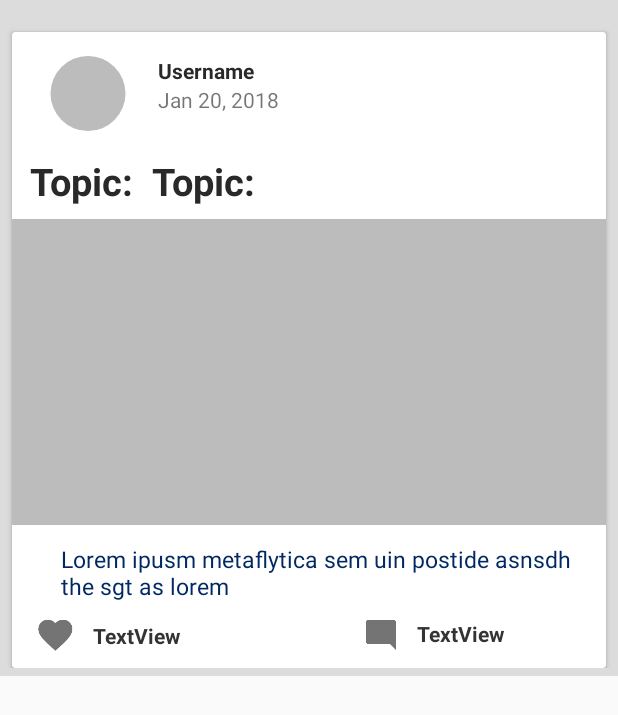
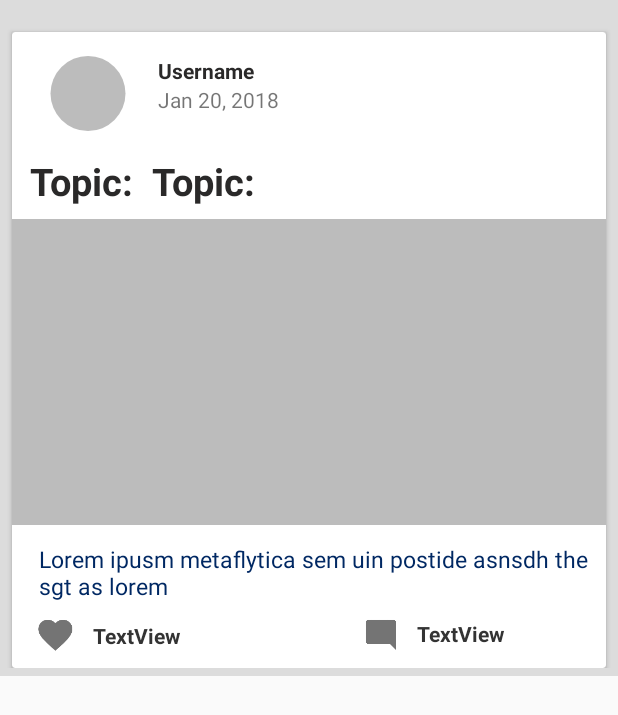
Before and after one commit to Abhishek-Verma7887/Health-BRO, an Android app: the layout blog_list_item.xml on its own in the app's theme, with its tools: preview values and no code run, on a phone screen of 412 x 824 dp. Shown: the top 715 px of the screen. Run offline under Robolectric (Android 15) with nearby library versions, the phone set to English and light mode, and no system bars; Roboto replaces fonts that are not available here.

Commit message:
Chnage a blog xml file for text width to match its parent

```diff
--- a/app/src/main/res/layout/blog_list_item.xml
+++ b/app/src/main/res/layout/blog_list_item.xml
@@ -123,7 +123,7 @@
 
             <TextView
                 android:id="@+id/blogDescription"
-                android:layout_width="353dp"
+                android:layout_width="match_parent"
                 android:layout_height="wrap_content"
                 android:layout_marginStart="18dp"
                 android:layout_marginTop="12dp"
```
